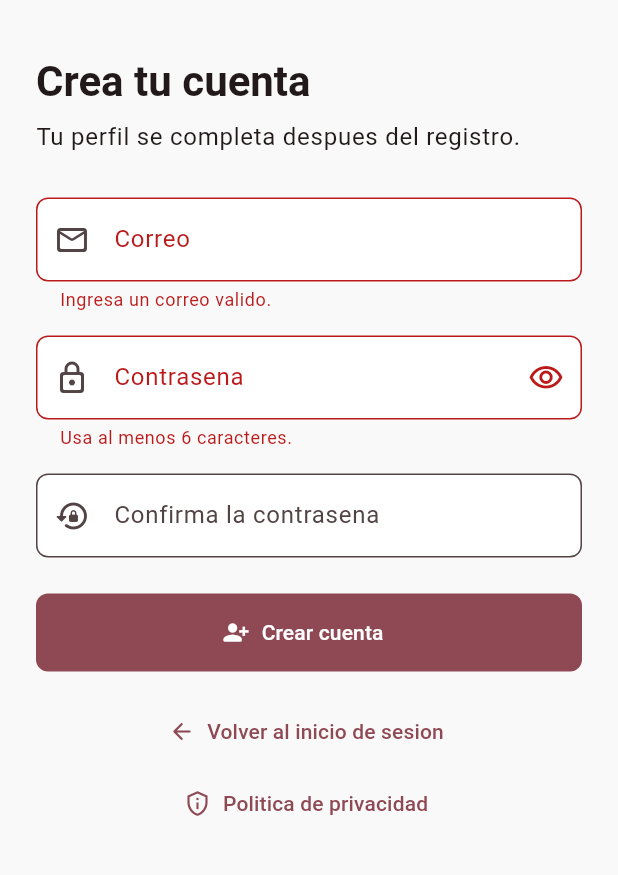
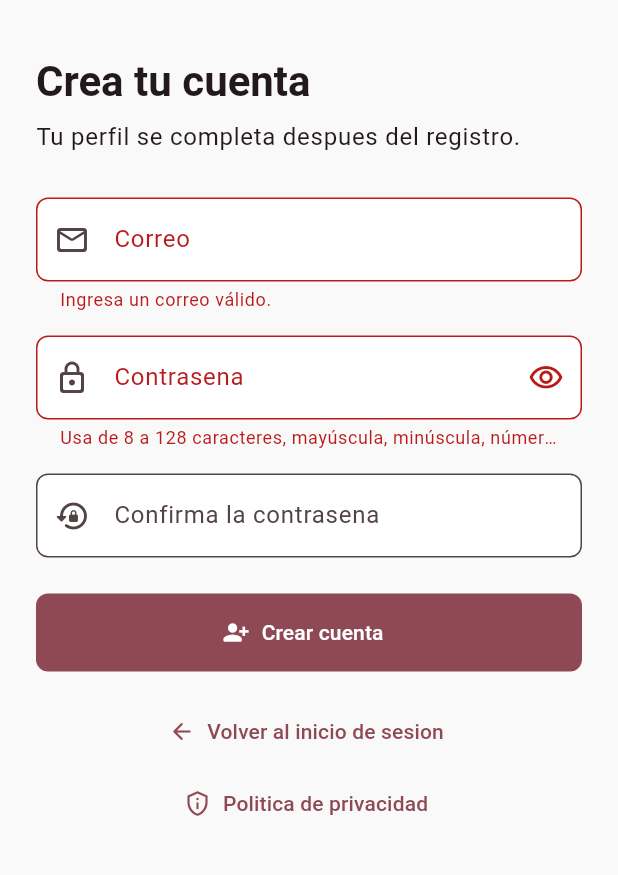
Before and after one commit to David32361/unimach, a Flutter app: the RegisterScreen screen opened by its route, after a tap on "Crear cuenta", on a phone screen of 412 x 824 dp, the part 233-1108 px from its top. Run offline on Flutter 3.47's test engine with Material 3 defaults, Android fonts, the phone set to English and light mode, and no system bars; our stand-ins replace cloud_firestore, firebase_auth, firebase_core, firebase_messaging, flutter_riverpod, go_router and 1 more; accounts and stored records are empty; generated files the repository leaves out were written again.

Commit message:
feat(auth): enforce strong passwords without locking out existing users

```diff
--- a/unimatch_user/lib/core/errors/auth_failure.dart
+++ b/unimatch_user/lib/core/errors/auth_failure.dart
@@ -10,7 +10,12 @@ class AuthFailure implements Exception {
   factory AuthFailure.fromFirebase(FirebaseAuthException error) {
     return AuthFailure(switch (error.code) {
       'invalid-email' => 'El correo no es valido.',
-      'weak-password' => 'La contrasena debe tener al menos 6 caracteres.',
+      'weak-password' || 'password-does-not-meet-requirements' =>
+        'Usa de 8 a 128 caracteres, mayúscula, minúscula, número y símbolo.',
+      'expired-action-code' => 'El enlace venció. Solicita uno nuevo.',
+      'invalid-action-code' => 'El enlace no es válido o ya se utilizó.',
+      'unauthorized-continue-uri' || 'invalid-continue-uri' =>
+        'No se pudo enviar el enlace. Intenta más tarde.',
       'email-already-in-use' => 'Ya existe una cuenta con este correo.',
       'invalid-credential' ||
       'wrong-password' ||
--- a/unimatch_user/lib/core/validators/auth_validators.dart
+++ b/unimatch_user/lib/core/validators/auth_validators.dart
@@ -4,21 +4,31 @@ class AuthValidators {
   static String? email(String? value) {
     final email = value?.trim() ?? '';
     if (!RegExp(r'^[^\s@]+@[^\s@]+\.[^\s@]+$').hasMatch(email)) {
-      return 'Ingresa un correo valido.';
+      return 'Ingresa un correo válido.';
     }
     return null;
   }
 
   static String? password(String? value) {
-    if ((value ?? '').length < 6) {
-      return 'Usa al menos 6 caracteres.';
+    final password = value ?? '';
+    if (password.length < 8 ||
+        password.length > 128 ||
+        !RegExp(r'[A-Z]').hasMatch(password) ||
+        !RegExp(r'[a-z]').hasMatch(password) ||
+        !RegExp(r'[0-9]').hasMatch(password) ||
+        !RegExp(r'[^A-Za-z0-9\s]').hasMatch(password)) {
+      return 'Usa de 8 a 128 caracteres, mayúscula, minúscula, número y símbolo.';
     }
     return null;
   }
 
+  // Existing accounts must still be able to sign in with their original password.
+  static String? loginPassword(String? value) =>
+      (value ?? '').isEmpty ? 'Ingresa tu contraseña.' : null;
+
   static String? confirmPassword(String? value, String password) {
     if (value != password) {
-      return 'Las contrasenas no coinciden.';
+      return 'Las contraseñas no coinciden.';
     }
     return null;
   }
--- a/unimatch_user/lib/presentation/features/auth/login_screen.dart
+++ b/unimatch_user/lib/presentation/features/auth/login_screen.dart
@@ -78,7 +78,7 @@ class _LoginScreenState extends ConsumerState<LoginScreen> {
                   ),
                 ),
               ),
-              validator: AuthValidators.password,
+              validator: AuthValidators.loginPassword,
             ),
             Align(
               alignment: Alignment.centerRight,
```
Also changed, not shown: 2 other files.
